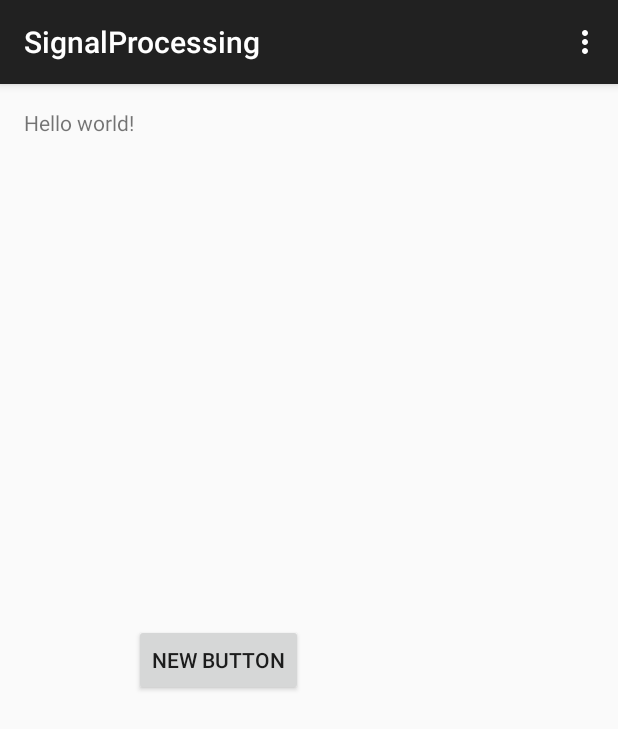
After one commit to Universite-Gustave-Eiffel/NoiseCapture, an Android app: the SignalProcessing screen opened directly, with no data from a screen before it, on a phone screen of 412 x 824 dp. The commit adds this screen. Shown: the top 729 px of the screen. Run offline under Robolectric (Android 15) with nearby library versions, the phone set to English and light mode, and no system bars.

Commit message:
Add processing view

```diff
--- a/app/src/main/AndroidManifest.xml
+++ b/app/src/main/AndroidManifest.xml
@@ -1,8 +1,10 @@
 <?xml version="1.0" encoding="utf-8"?>
 <manifest xmlns:android="http://schemas.android.com/apk/res/android"
     package="org.orbisgis.protonomap" >
+
     <uses-permission android:name="android.permission.RECORD_AUDIO" />
     <uses-permission android:name="android.permission.WRITE_EXTERNAL_STORAGE" />
+
     <application
         android:allowBackup="true"
         android:icon="@mipmap/ic_launcher"
@@ -17,5 +19,10 @@
                 <category android:name="android.intent.category.LAUNCHER" />
             </intent-filter>
         </activity>
+        <activity
+            android:name=".SignalProcessing"
+            android:label="@string/title_activity_signal_processing" >
+        </activity>
     </application>
+
 </manifest>
--- /dev/null
+++ b/app/src/main/java/org/orbisgis/protonomap/SignalProcessing.java
@@ -0,0 +1,84 @@
+package org.orbisgis.protonomap;
+
+import android.support.v7.app.ActionBarActivity;
+import android.support.v7.app.ActionBar;
+import android.support.v4.app.Fragment;
+import android.os.Bundle;
+import android.view.LayoutInflater;
+import android.view.Menu;
+import android.view.MenuItem;
+import android.view.View;
+import android.view.ViewGroup;
+import android.os.Build;
+import android.widget.Button;
+import android.widget.CompoundButton;
+import android.widget.TextView;
+
+
+public class SignalProcessing extends ActionBarActivity {
+
+    @Override
+    protected void onCreate(Bundle savedInstanceState) {
+        super.onCreate(savedInstanceState);
+        setContentView(R.layout.activity_signal_processing);
+        if (savedInstanceState == null) {
+            getSupportFragmentManager().beginTransaction()
+                    .add(R.id.container, new PlaceholderFragment())
+                    .commit();
+        }
+    }
+
+
+    @Override
+    public boolean onCreateOptionsMenu(Menu menu) {
+        // Inflate the menu; this adds items to the action bar if it is present.
+        getMenuInflater().inflate(R.menu.menu_signal_processing, menu);
+        return true;
+    }
+
+    @Override
+    public boolean onOptionsItemSelected(MenuItem item) {
+        // Handle action bar item clicks here. The action bar will
+        // automatically handle clicks on the Home/Up button, so long
+        // as you specify a parent activity in AndroidManifest.xml.
+        int id = item.getItemId();
+
+        //noinspection SimplifiableIfStatement
+        if (id == R.id.action_settings) {
+            return true;
+        }
+
+        return super.onOptionsItemSelected(item);
+    }
+
+    /**
+     * A placeholder fragment containing a simple view.
+     */
+    public static class PlaceholderFragment extends Fragment {
+
+        public PlaceholderFragment() {
+        }
+
+        @Override
+        public View onCreateView(LayoutInflater inflater, ViewGroup container,
+                                 Bundle savedInstanceState) {
+            View rootView = inflater.inflate(R.layout.fragment_signal_processing, container, false);
+            Button button = (Button) rootView.findViewById(R.id.doprocess);
+            button.setOnClickListener(new DoProcessing((TextView)rootView.findViewById(R.id.textView)));
+            return rootView;
+        }
+    }
+
+    private static class DoProcessing implements CompoundButton.OnClickListener {
+        private TextView textView;
+
+        private DoProcessing(TextView textView) {
+            this.textView = textView;
+        }
+
+        @Override
+        public void onClick(View v) {
+
+        }
+    }
+}
--- /dev/null
+++ b/app/src/main/res/layout/activity_signal_processing.xml
@@ -0,0 +1,4 @@
+<FrameLayout xmlns:android="http://schemas.android.com/apk/res/android"
+    xmlns:tools="http://schemas.android.com/tools" android:id="@+id/container"
+    android:layout_width="match_parent" android:layout_height="match_parent"
+    tools:context="org.orbisgis.protonomap.SignalProcessing" tools:ignore="MergeRootFrame" />
--- /dev/null
+++ b/app/src/main/res/layout/fragment_signal_processing.xml
@@ -0,0 +1,22 @@
+<RelativeLayout xmlns:android="http://schemas.android.com/apk/res/android"
+    xmlns:tools="http://schemas.android.com/tools" android:layout_width="match_parent"
+    android:layout_height="match_parent" android:paddingLeft="@dimen/activity_horizontal_margin"
+    android:paddingRight="@dimen/activity_horizontal_margin"
+    android:paddingTop="@dimen/activity_vertical_margin"
+    android:paddingBottom="@dimen/activity_vertical_margin"
+    tools:context="org.orbisgis.protonomap.SignalProcessing$PlaceholderFragment">
+
+    <TextView android:text="@string/hello_world" android:layout_width="wrap_content"
+        android:layout_height="wrap_content"
+        android:id="@+id/textView" />
+
+    <Button
+        android:layout_width="wrap_content"
+        android:layout_height="wrap_content"
+        android:text="New Button"
+        android:id="@+id/doprocess"
+        android:layout_centerVertical="true"
+        android:layout_toRightOf="@+id/textView"
+        android:layout_toEndOf="@+id/textView" />
+
+</RelativeLayout>
--- /dev/null
+++ b/app/src/main/res/menu/menu_signal_processing.xml
@@ -0,0 +1,7 @@
+<menu xmlns:android="http://schemas.android.com/apk/res/android"
+    xmlns:app="http://schemas.android.com/apk/res-auto"
+    xmlns:tools="http://schemas.android.com/tools"
+    tools:context="org.orbisgis.protonomap.SignalProcessing">
+    <item android:id="@+id/action_settings" android:title="@string/action_settings"
+        android:orderInCategory="100" app:showAsAction="never" />
+</menu>
--- a/app/src/main/res/values/strings.xml
+++ b/app/src/main/res/values/strings.xml
@@ -3,4 +3,6 @@
     <string name="record_message">Press the button in order to start the recording</string>
     <string name="action_settings">Settings</string>
     <string name="record_button_string">Start record</string>
+    <string name="title_activity_signal_processing">SignalProcessing</string>
+    <string name="hello_world">Hello world!</string>
 </resources>
```
